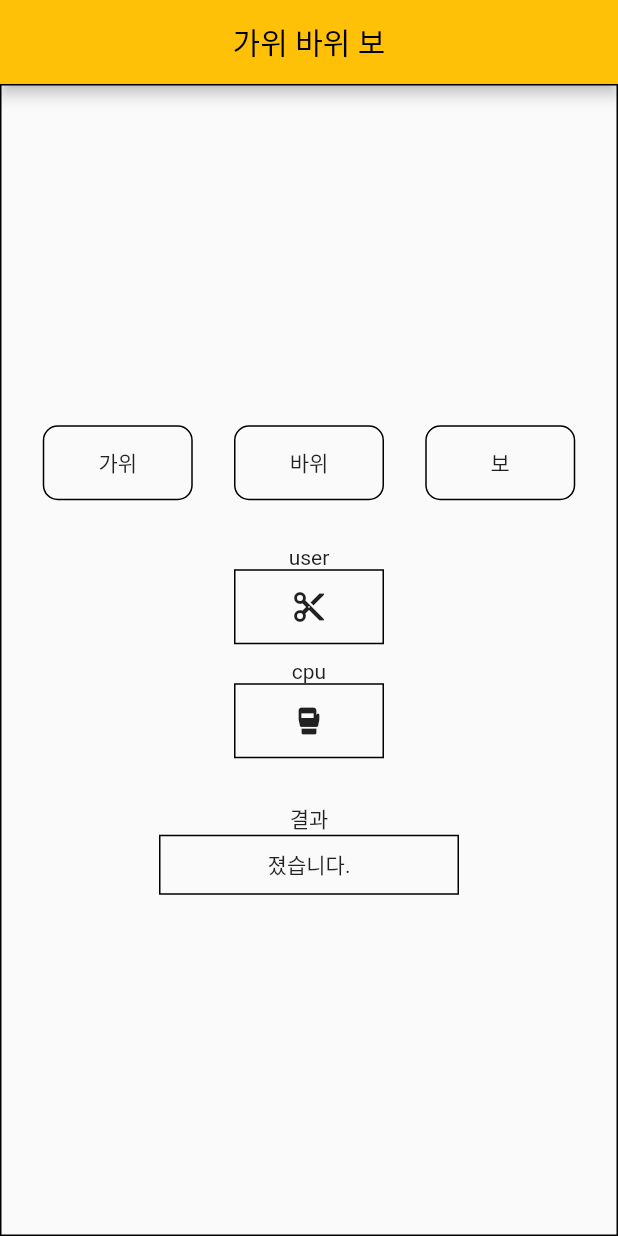
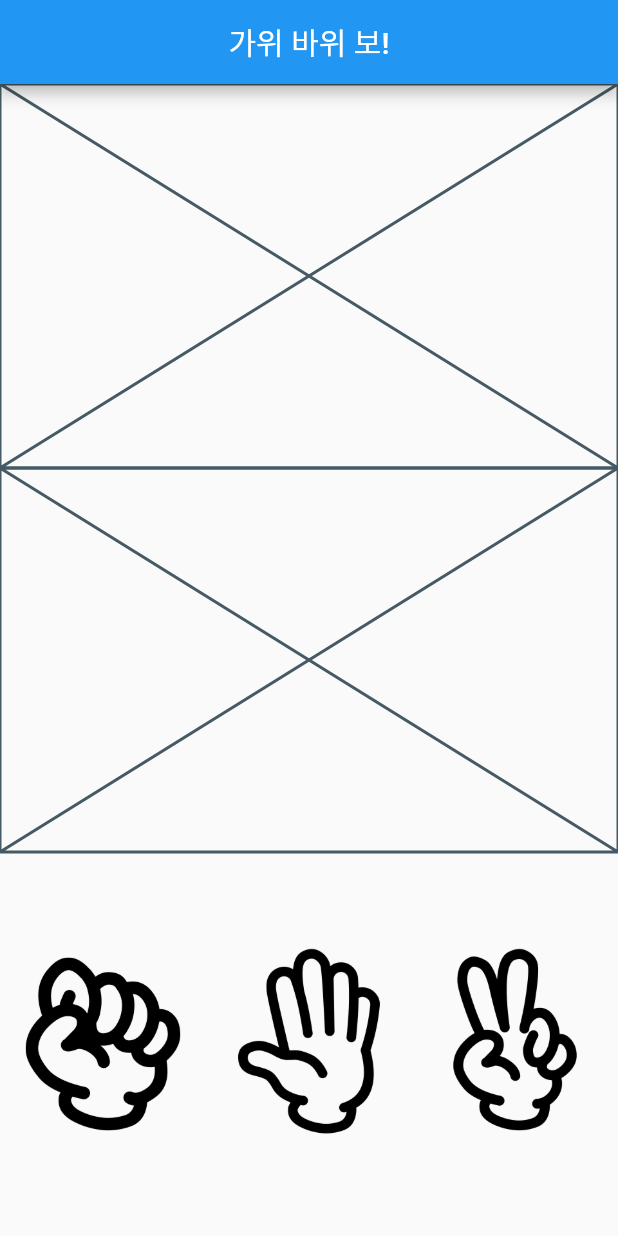
Before and after one commit to bluetype55/rock-paper-scissors, a Flutter app: the screen it shows after launch, on a phone screen of 412 x 824 dp. Run offline on Flutter 3.47's test engine with Material 2 defaults, Android fonts, the phone set to English and light mode, and no system bars.

Commit message:
fastCampus version

```diff
--- /dev/null
+++ b/lib/game/cpu_input.dart
@@ -0,0 +1,12 @@
+import 'package:flutter/material.dart';
+
+class CpuInput extends StatelessWidget {
+  final bool isDone;
+
+  const CpuInput({required this.isDone, super.key});
+
+  @override
+  Widget build(BuildContext context) {
+    return const Placeholder();
+  }
+}
--- /dev/null
+++ b/lib/game/enum.dart
@@ -0,0 +1,9 @@
+const assetPath = 'assets/images';
+
+enum InputType {
+  rock,
+  paper,
+  scissors;
+
+  String get path => '$assetPath/$name.png';
+}
--- /dev/null
+++ b/lib/game/game_body.dart
@@ -0,0 +1,33 @@
+import 'package:dart_rps_game/game/cpu_input.dart';
+import 'package:dart_rps_game/game/game_result.dart';
+import 'package:dart_rps_game/game/user_input.dart';
+import 'package:flutter/material.dart';
+
+class GameBody extends StatefulWidget {
+  const GameBody({super.key});
+
+  @override
+  State<GameBody> createState() => _GameBodyState();
+}
+
+class _GameBodyState extends State<GameBody> {
+  late bool isDone;
+
+  @override
+  void initState() {
+    // TODO: implement initState
+    super.initState();
+    isDone = false;
+  }
+
+  @override
+  Widget build(BuildContext context) {
+    return Column(
+      children: [
+        Expanded(child: CpuInput(isDone: isDone)),
+        Expanded(child: GameResult(isDone: isDone)),
+        Expanded(child: UserInput(isDone: isDone)),
+      ],
+    );
+  }
+}
--- /dev/null
+++ b/lib/game/game_result.dart
@@ -0,0 +1,12 @@
+import 'package:flutter/material.dart';
+
+class GameResult extends StatelessWidget {
+  final bool isDone;
+
+  const GameResult({required this.isDone, super.key});
+
+  @override
+  Widget build(BuildContext context) {
+    return const Placeholder();
+  }
+}
--- /dev/null
+++ b/lib/game/user_input.dart
@@ -0,0 +1,30 @@
+import 'package:dart_rps_game/game/enum.dart';
+import 'package:flutter/material.dart';
+
+class UserInput extends StatelessWidget {
+  final bool isDone;
+
+  const UserInput({required this.isDone, super.key});
+
+  @override
+  Widget build(BuildContext context) {
+    if (isDone) {
+      return const Placeholder();
+    }
+    return Row(
+      children: _getInputs(),
+    );
+  }
+
+  List<Widget> _getInputs() {
+    return InputType.values
+        .map(
+          (type) => Expanded(
+            child: Container(
+              child: Image.asset(type.path),
+            ),
+          ),
+        )
+        .toList();
+  }
+}
--- a/lib/main.dart
+++ b/lib/main.dart
@@ -1,205 +1,23 @@
+import 'package:dart_rps_game/game/game_body.dart';
 import 'package:flutter/material.dart';
 
 void main() {
-  runApp(
-    const RockPaperScissorsApp(),
-  );
+  runApp(const RPSApp());
 }
 
-class RockPaperScissorsApp extends StatelessWidget {
-  const RockPaperScissorsApp({
-    super.key,
-  });
+class RPSApp extends StatelessWidget {
+  const RPSApp({super.key});
 
   @override
   Widget build(BuildContext context) {
     return MaterialApp(
-      title: 'Rock, Paper, Scissors',
-      theme: ThemeData(
-        primarySwatch: Colors.amber,
-      ),
-      home: const RockPaperScissorsPage(),
-    );
-  }
-}
-
-class RockPaperScissorsPage extends StatefulWidget {
-  const RockPaperScissorsPage({
-    super.key,
-  });
-
-  @override
-  State<RockPaperScissorsPage> createState() => _RockPaperScissorsPageState();
-}
-
-class _RockPaperScissorsPageState extends State<RockPaperScissorsPage> {
-  String? userChoice = '가위';
-  // 기본값은 가위로 설정
-  String? cpuChoice = '바위';
-
-  @override
-  Widget build(BuildContext context) {
-    return Scaffold(
-      appBar: AppBar(
-        title: const Text('가위 바위 보'),
-        centerTitle: true,
-      ),
-      body: RockPaperScissorsField(
-        userChoice: '가위',
-        cpuChoice: '바위',
-        onUserChoiceChanged: (choice) {
-          setState(
-            () {
-              userChoice = choice;
-            },
-          );
-        },
+      home: Scaffold(
+        appBar: AppBar(
+          title: const Text('가위 바위 보!'),
+          centerTitle: true,
+        ),
+        body: const GameBody(),
       ),
     );
   }
 }
-
-class RockPaperScissorsField extends StatefulWidget {
-  final String? userChoice;
-  final String? cpuChoice;
-  final ValueChanged<String>? onUserChoiceChanged;
-
-  const RockPaperScissorsField({
-    super.key,
-    this.userChoice,
-    this.cpuChoice,
-    this.onUserChoiceChanged,
-  });
-
-  @override
-  State<RockPaperScissorsField> createState() => _RockPaperScissorsFieldState();
-}
-
-class _RockPaperScissorsFieldState extends State<RockPaperScissorsField> {
-  @override
-  Widget build(BuildContext context) {
-    String rpsResult(userChoice, cpuChoice) {
-      if (userChoice == cpuChoice) {
-        return '비겼습니다.';
-      } else if ((userChoice == '가위' && cpuChoice == '보') ||
-          (userChoice == '바위' && cpuChoice == '가위') ||
-          (userChoice == '보' && cpuChoice == '바위')) {
-        return '이겼습니다.';
-      } else {
-        return '졌습니다.';
-      }
-    }
-
-    String lastResult = rpsResult(widget.userChoice, widget.cpuChoice);
-
-    return Container(
-      width: double.infinity,
-      decoration: BoxDecoration(
-        border: Border.all(),
-      ),
-      child: Center(
-        child: Column(
-          mainAxisAlignment: MainAxisAlignment.center,
-          children: [
-            Row(
-              mainAxisAlignment: MainAxisAlignment.spaceEvenly,
-              children: [
-                RpsState(rpsState: '가위', onTap: widget.onUserChoiceChanged),
-                RpsState(rpsState: '바위', onTap: widget.onUserChoiceChanged),
-                RpsState(rpsState: '보', onTap: widget.onUserChoiceChanged),
-              ],
-            ),
-            const SizedBox(height: 30),
-            const Text('user'),
-            RpsChoices(
-              newVariable: widget.userChoice,
-            ),
-            const SizedBox(height: 10),
-            const Text('cpu'),
-            RpsChoices(
-              newVariable: widget.cpuChoice,
-            ),
-            const SizedBox(height: 30),
-            const Text('결과'),
-            Container(
-              width: 200,
-              height: 40,
-              decoration: BoxDecoration(
-                border: Border.all(),
-              ),
-              child: Center(
-                child: Text(lastResult),
-              ),
-            ),
-          ],
-        ),
-      ),
-    );
-  }
-}
-
-class RpsState extends StatelessWidget {
-  final String? rpsState;
-  final ValueChanged<String>? onTap;
-
-  const RpsState({
-    super.key,
-    this.rpsState,
-    this.onTap,
-  });
-
-  @override
-  Widget build(BuildContext context) {
-    return GestureDetector(
-      onTap: () {
-        if (onTap != null) {
-          onTap!(rpsState!);
-        }
-      },
-      child: Container(
-        width: 100,
-        height: 50,
-        decoration: BoxDecoration(
-          border: Border.all(),
-          borderRadius: BorderRadius.circular(10),
-        ),
-        child: Center(
-          child: Text('$rpsState'),
-        ),
-      ),
-    );
-  }
-}
-
-class RpsChoices extends StatelessWidget {
-  final String? newVariable;
-
-  Icon iconInvertor(newVariable) {
-    if (newVariable == '보') {
-      return const Icon(Icons.back_hand);
-    } else if (newVariable == '가위') {
-      return const Icon(Icons.cut);
-    } else {
-      return const Icon(Icons.sports_mma);
-    }
-  }
-
-  const RpsChoices({
-    super.key,
-    this.newVariable,
-  });
-
-  @override
-  Widget build(BuildContext context) {
-    return Container(
-      width: 100,
-      height: 50,
-      decoration: BoxDecoration(
-        border: Border.all(),
-      ),
-      child: Center(
-        child: iconInvertor(newVariable),
-      ),
-    );
-  }
-}
--- a/pubspec.yaml
+++ b/pubspec.yaml
@@ -59,9 +59,8 @@ flutter:
   uses-material-design: true
 
   # To add assets to your application, add an assets section, like this:
-  # assets:
-  #   - images/a_dot_burr.jpeg
-  #   - images/a_dot_ham.jpeg
+  assets:
+    - assets/images/
 
   # An image asset can refer to one or more resolution-specific "variants", see
   # https://flutter.dev/assets-and-images/#resolution-aware
```
Also changed, not shown: lib/main copy.dart (added, +203 -0 lines), assets/images/paper.png (added), assets/images/rock.png (added), assets/images/scissors.png (added).
